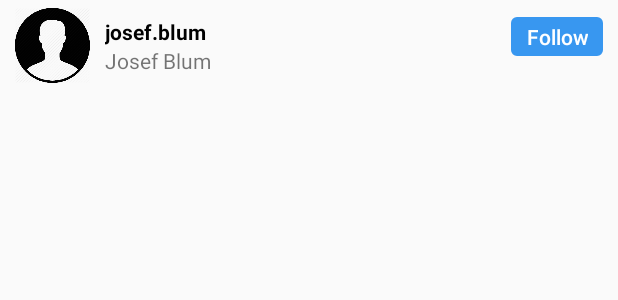
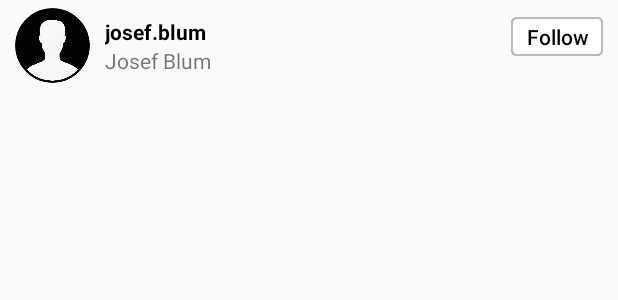
Before and after one commit to Nikendo/InstagrammApp, an Android app: the layout add_friends_item.xml on its own in the app's theme, with its tools: preview values and no code run, on a phone screen of 412 x 824 dp. Shown: the top 300 px of the screen. Run offline under Robolectric (Android 15) with nearby library versions, the phone set to English and light mode, and no system bars.

Commit message:
Added follow, unfollow

```diff
--- a/app/src/main/java/nikendo/com/instagrammapp/activities/MainActivity.kt
+++ b/app/src/main/java/nikendo/com/instagrammapp/activities/MainActivity.kt
@@ -115,7 +115,4 @@ class FeedAdapter(private val posts: List<FeedPost>)
 
     override fun getItemCount() = posts.size
 
-    private fun ImageView.loadImage(image: String?) {
-        GlideApp.with(this).load(image).centerCrop().into(this)
-    }
 }
--- a/app/src/main/java/nikendo/com/instagrammapp/activities/ProfileActivity.kt
+++ b/app/src/main/java/nikendo/com/instagrammapp/activities/ProfileActivity.kt
@@ -71,10 +71,6 @@ class ImagesAdapter(private val images: List<String>) : RecyclerView.Adapter<Ima
         holder.image.loadImage(images[position])
     }
 
-    private fun ImageView.loadImage(image: String) {
-        GlideApp.with(this).load(image).centerCrop().into(this)
-    }
-
     override fun getItemCount(): Int = images.size
 }
 
--- a/app/src/main/java/nikendo/com/instagrammapp/activities/SettingsActivity.kt
+++ b/app/src/main/java/nikendo/com/instagrammapp/activities/SettingsActivity.kt
@@ -19,6 +19,7 @@ class SettingsActivity: AppCompatActivity() {
         ivSignOut.setOnClickListener {
             mFirebase.auth.signOut()
         }
+        ivBack.setOnClickListener { onBackPressed() }
 
         mFirebase = FirebaseHelper(this)
     }
--- a/app/src/main/java/nikendo/com/instagrammapp/activities/Utils.kt
+++ b/app/src/main/java/nikendo/com/instagrammapp/activities/Utils.kt
@@ -42,3 +42,7 @@ fun Editable.toStringOrNull(): String? {
     val str = toString()
     return if (str.isEmpty()) null else str
 }
+
+fun ImageView.loadImage(image: String?) {
+    GlideApp.with(this).load(image).centerCrop().into(this)
+}
--- /dev/null
+++ b/app/src/main/res/drawable/gray_btn_bg.xml
@@ -0,0 +1,10 @@
+<?xml version="1.0" encoding="utf-8"?>
+<selector xmlns:android="http://schemas.android.com/apk/res/android">
+    <item>
+        <shape>
+            <stroke android:color="@color/silver" android:width="1dp"/>
+            <corners android:radius="3dp"/>
+            <solid android:color="@color/white"/>
+        </shape>
+    </item>
+</selector>
--- a/app/src/main/res/layout/add_friends_item.xml
+++ b/app/src/main/res/layout/add_friends_item.xml
@@ -6,7 +6,7 @@
     android:paddingStart="10dp"
     android:paddingEnd="10dp">
 
-    <ImageView
+    <de.hdodenhof.circleimageview.CircleImageView
         android:id="@+id/ivUserPhoto"
         android:layout_width="50dp"
         android:layout_height="50dp"
@@ -23,10 +23,10 @@
         android:text="josef.blum"
         android:textColor="@color/black"
         android:textStyle="bold"
-        app:layout_constraintVertical_bias="0.2"
         app:layout_constraintBottom_toBottomOf="@id/ivUserPhoto"
         app:layout_constraintStart_toEndOf="@id/ivUserPhoto"
-        app:layout_constraintTop_toTopOf="@id/ivUserPhoto" />
+        app:layout_constraintTop_toTopOf="@id/ivUserPhoto"
+        app:layout_constraintVertical_bias="0.2" />
 
     <TextView
         android:id="@+id/tvName"
@@ -38,16 +38,19 @@
 
     <Button
         android:id="@+id/btnFollow"
+        style="@style/small_btn"
         android:layout_width="wrap_content"
         android:layout_height="wrap_content"
         android:text="Follow"
-        android:minHeight="0dp"
-        android:minWidth="0dp"
-        android:paddingTop="3dp"
-        android:paddingBottom="3dp"
-        android:paddingStart="10dp"
-        android:paddingEnd="10dp"
-        style="@style/small_btn"
         app:layout_constraintEnd_toEndOf="parent"
-        app:layout_constraintTop_toTopOf="@id/tvUsername"/>
+        app:layout_constraintTop_toTopOf="@id/tvUsername" />
+
+    <Button
+        android:id="@+id/btnUnfollow"
+        style="@style/secondary_small_btn"
+        android:layout_width="wrap_content"
+        android:layout_height="wrap_content"
+        android:text="Follow"
+        app:layout_constraintEnd_toEndOf="parent"
+        app:layout_constraintTop_toTopOf="@id/tvUsername" />
 </android.support.constraint.ConstraintLayout>
--- a/app/src/main/res/values/styles.xml
+++ b/app/src/main/res/values/styles.xml
@@ -88,10 +88,20 @@
     </style>
 
     <style name="small_btn">
+        <item name="android:minHeight">0dp</item>
+        <item name="android:paddingTop">3dp</item>
+        <item name="android:paddingBottom">3dp</item>
+        <item name="android:paddingStart">10dp</item>
+        <item name="android:paddingEnd">10dp</item>
+        <item name="android:minWidth">0dp</item>
         <item name="android:background">@drawable/btn_bg</item>
         <item name="android:textColor">@drawable/btn_color</item>
         <item name="android:textAllCaps">false</item>
         <item name="android:stateListAnimator">@animator/btn_animator</item>
     </style>
 
+    <style name="secondary_small_btn" parent="small_btn">
+        <item name="android:background">@drawable/gray_btn_bg</item>
+        <item name="android:textColor">@color/black</item>
+    </style>
 </resources>
```
Also changed, not shown: app/src/main/java/nikendo/com/instagrammapp/activities/AddFriendsActivity.kt (+123 -1 lines), app/src/main/java/nikendo/com/instagrammapp/models/User.kt (+6 -1 lines).
